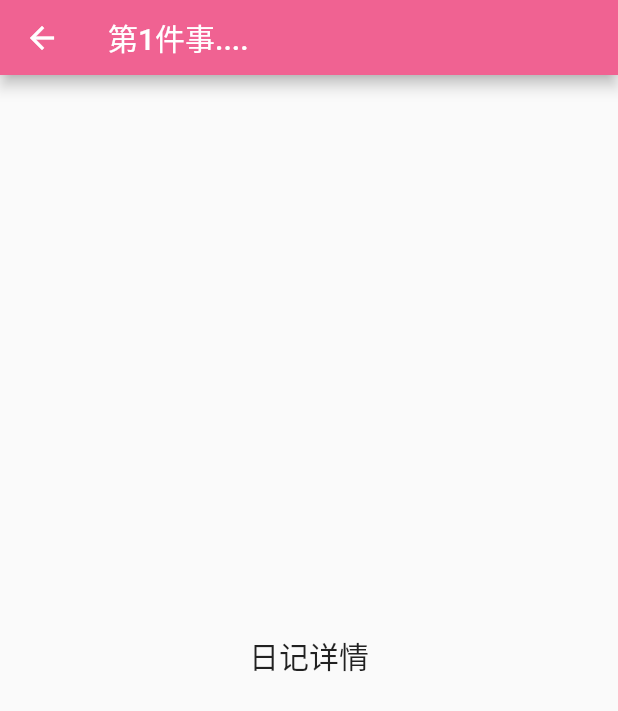
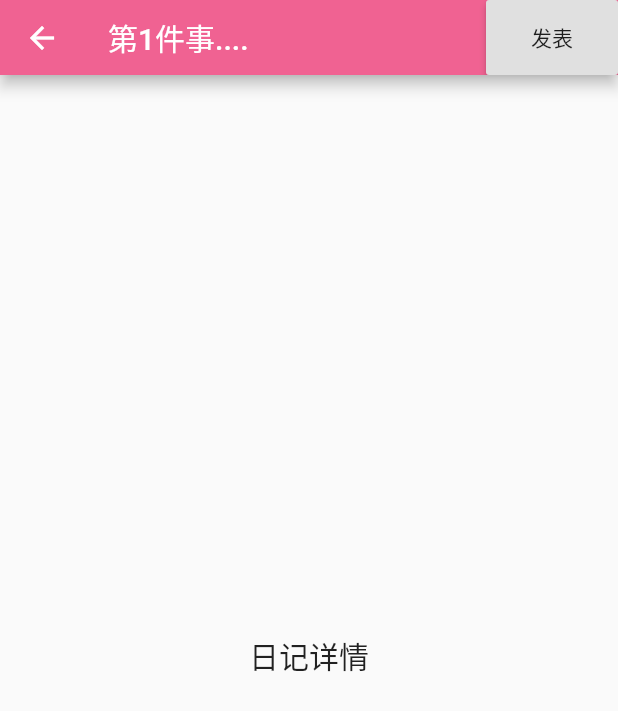
Before and after one commit to qinglongs/flutter-xiaomin, a Flutter app: the screen it shows after launch, after a tap on an icon or button, on a phone screen of 412 x 824 dp. Shown: the top 711 px of the screen. Run offline on Flutter 3.47's test engine with Material 2 defaults, Android fonts, the phone set to English and light mode, and no system bars; our stand-ins replace image_picker.

Commit message:
feat 逻辑完善

```diff
--- a/lib/components/app-bar/app-bar.dart
+++ b/lib/components/app-bar/app-bar.dart
@@ -1,15 +1,10 @@
 import 'package:flutter/material.dart';
 
-Widget appBar(BuildContext context, {String title}) {
+Widget appBar(BuildContext context, {String title, List<Widget> action}) {
   return AppBar(
     toolbarHeight: 50,
     title: Text(title),
-    // actions: <Widget>[
-    //   Padding(
-    //     padding: const EdgeInsets.only(right: 20),
-    //     child: Icon(Icons.favorite),
-    //   ),
-    // ],
+    actions: action,
     backgroundColor: Colors.pink[300],
   );
 }
--- a/lib/pages/log-page/log-page.dart
+++ b/lib/pages/log-page/log-page.dart
@@ -8,10 +8,17 @@ class LogPage extends StatelessWidget {
   //构造函数接收参数
   LogPage({this.routerNum});
 
+  _onButtonPressed() {}
+
   @override
   Widget build(BuildContext context) {
     return Scaffold(
-      appBar: appBar(context, title: routerNum),
+      appBar: appBar(context, title: routerNum, action: [
+        RaisedButton(
+          child: Text('发表'),
+          onPressed: _onButtonPressed,
+        )
+      ]),
       body: Center(
         child: Text(
           '日记详情',
--- a/lib/static/theme.dart
+++ b/lib/static/theme.dart
@@ -6,7 +6,7 @@ import 'package:flutter/material.dart';
 class MyColor {
   MaterialColor pinkText = Colors.white;
 
-  MaterialColor backgroundColor = Colors.pink[300];
+  MaterialColor themeColor = Colors.pink[300];
 
   MaterialColor title = Colors.black;
 }
```
Also changed, not shown: lib/main.dart (+6 -3 lines), lib/pages/add-log/add-log.dart (+44 -6 lines).
